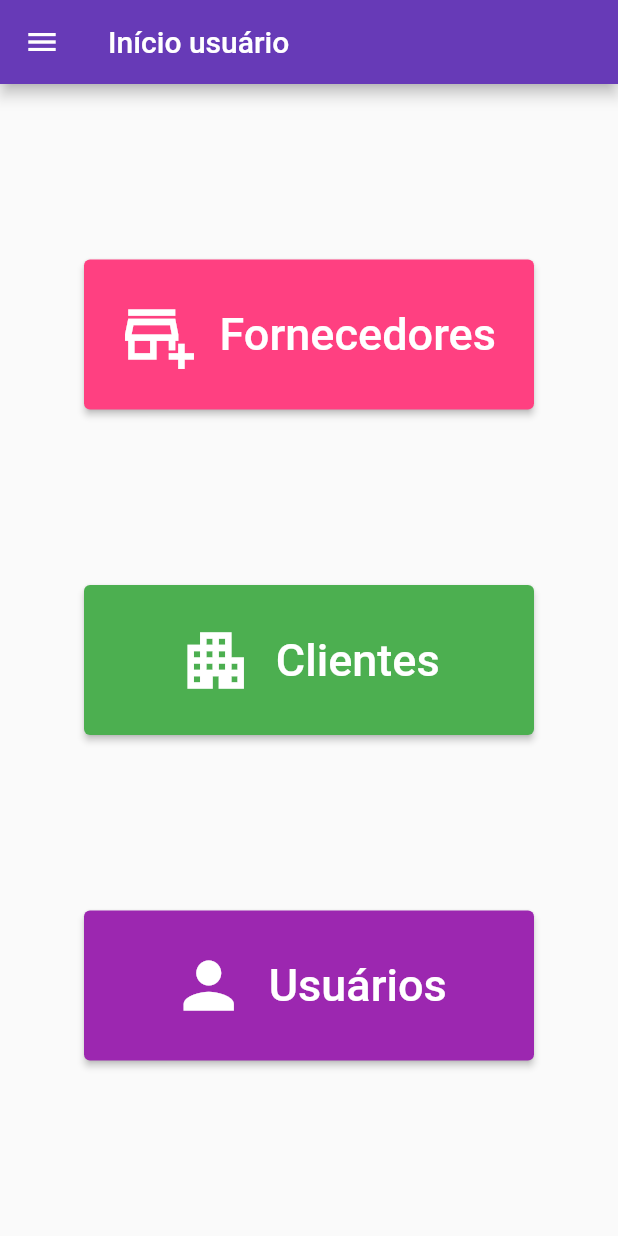
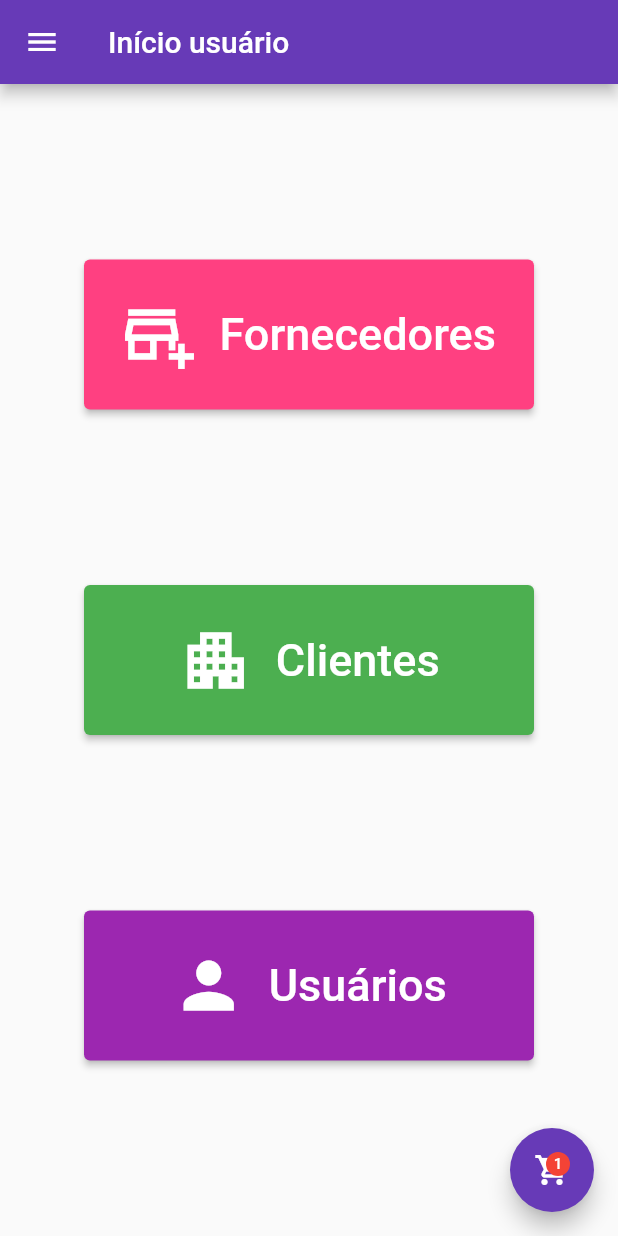
Before and after one commit to prpontes/lp4_appusuarios, a Flutter app: the TelaInicio screen opened by its route, on a phone screen of 412 x 824 dp. Run offline on Flutter 3.47's test engine with Material 2 defaults, Android fonts, the phone set to English and light mode, and no system bars; our stand-ins replace diacritic, email_validator, sqflite; missing offline and left inert: cpf_cnpj_validator; accounts and stored records are empty.

Commit message:
feat: carrinho funcionando com codigo ameba

```diff
--- /dev/null
+++ b/lib/components/badge.dart
@@ -0,0 +1,50 @@
+import 'package:flutter/material.dart';
+
+class Badge extends StatelessWidget {
+  final double top;
+  final double right;
+  final Widget child; // our badge widget will wrap this child widget
+  final String value; // what displays inside the badge
+  final Color color; // the  background color of the badge - default is red
+
+  const Badge(
+      {Key? key,
+      required this.child,
+      required this.value,
+      this.color = Colors.red,
+      required this.top,
+      required this.right})
+      : super(key: key);
+
+  @override
+  Widget build(BuildContext context) {
+    return Stack(
+      alignment: Alignment.center,
+      children: [
+        child,
+        Positioned(
+          right: right,
+          top: top,
+          child: Container(
+            padding: const EdgeInsets.all(2.0),
+            decoration: BoxDecoration(
+              borderRadius: BorderRadius.circular(10.0),
+              color: color,
+            ),
+            constraints: const BoxConstraints(
+              minWidth: 16,
+              minHeight: 16,
+            ),
+            child: Text(
+              value,
+              textAlign: TextAlign.center,
+              style: const TextStyle(
+                fontSize: 10,
+              ),
+            ),
+          ),
+        )
+      ],
+    );
+  }
+}
--- a/lib/main.dart
+++ b/lib/main.dart
@@ -58,7 +58,7 @@ void main() async {
         debugShowCheckedModeBanner: false,
         initialRoute: "/",
         routes: {
-          "/": (context) => const ShoppingCartDialog(),
+          "/": (context) => const TelaLogin(),
           "/telainicio": (context) => const TelaInicio(),
           "/telausuario": (context) => const TelaUsuario(),
           "/productspage": (context) => const ProductsPage(),
--- a/lib/model/item_venda.dart
+++ b/lib/model/item_venda.dart
@@ -1,16 +1,19 @@
+import 'package:lp4_appusuarios/model/product.dart';
+import 'package:lp4_appusuarios/model/sell.dart';
+
 class ItemVenda {
   // model venda
   int? id;
   int quantity;
   double price;
-  String? produto;
-  String? usuario;
+  Product? produto;
+  Sell? venda;
   int? idProduto;
   int? idVenda;
 
   ItemVenda({
     this.id,
-    this.usuario,
+    this.venda,
     this.produto,
     this.quantity = 1,
     this.price = 0,
@@ -21,8 +24,6 @@ class ItemVenda {
   Map<String, dynamic> toMap() {
     return {
       "id": id,
-      "produto": produto,
-      "usuario": usuario,
       "quantity": quantity,
       "price": price,
       "idProduto": idProduto,
@@ -32,6 +33,6 @@ class ItemVenda {
 
   @override
   String toString() {
-    return 'itemVenda{id: $id, quantity: $quantity, idProduto: $idProduto, idVenda: $idVenda, usuario: $usuario, produto: $produto}';
+    return 'itemVenda{id: $id, quantity: $quantity, idProduto: $idProduto, idVenda: $idVenda, venda: $venda, produto: ${produto.toString()}}';
   }
 }
--- a/lib/model/product.dart
+++ b/lib/model/product.dart
@@ -5,6 +5,7 @@ class Product {
   String image;
   double price;
   int idFornecedor;
+  int quantity;
 
   Product({
     this.id,
@@ -13,6 +14,7 @@ class Product {
     this.image = "",
     this.price = 0.0,
     this.idFornecedor = -1,
+    this.quantity = 0,
   });
 
   Map<String, dynamic> toMap() {
@@ -23,6 +25,7 @@ class Product {
       "image": image,
       "price": price,
       "idFornecedor": idFornecedor,
+      "quantity": quantity,
     };
   }
 }
--- a/lib/provider/shopping_cart_provider.dart
+++ b/lib/provider/shopping_cart_provider.dart
@@ -3,7 +3,10 @@ import 'package:lp4_appusuarios/model/item_venda.dart';
 
 class ShoppingCartProvider extends ChangeNotifier {
   List<ItemVenda> items = [
-    ItemVenda(id: 1, price: 10.0),
+    ItemVenda(
+      price: 10.0,
+      idProduto: 1,
+    ),
   ];
 
   void add(ItemVenda item) {
@@ -17,7 +20,8 @@ class ShoppingCartProvider extends ChangeNotifier {
   }
 
   double get totalPrice {
-    return items.fold(0, (total, current) => total + current.price);
+    return items.fold(
+        0.0, (total, item) => total + (item.price * item.quantity));
   }
 
   int get totalItems {
--- a/lib/view/home_page.dart
+++ b/lib/view/home_page.dart
@@ -1,5 +1,9 @@
+import 'package:lp4_appusuarios/components/badge.dart';
 import 'package:lp4_appusuarios/components/home_drawer.dart';
 import 'package:flutter/material.dart';
+import 'package:lp4_appusuarios/components/shopping_cart_dialog.dart';
+import 'package:lp4_appusuarios/provider/shopping_cart_provider.dart';
+import 'package:provider/provider.dart';
 
 class TelaInicio extends StatefulWidget {
   const TelaInicio({Key? key}) : super(key: key);
@@ -13,6 +17,33 @@ class _TelaInicioState extends State<TelaInicio> {
   Widget build(BuildContext context) {
     return Scaffold(
         drawer: const HomeDrawer(),
+        floatingActionButton: FloatingActionButton(
+          onPressed: () {
+            Navigator.push(
+              context,
+              MaterialPageRoute(
+                builder: (BuildContext context) => const ShoppingCartDialog(),
+                fullscreenDialog: true,
+              ),
+            );
+          },
+          // show shopping cart icon with a badge
+          child: Consumer<ShoppingCartProvider>(
+            builder: (context, value, child) {
+              var shoppingCartProvider = value;
+              var total = shoppingCartProvider.totalItems;
+              return Badge(
+                child: child!,
+                value: total.toString(),
+                right: 0,
+                top: 0,
+              );
+            },
+            child: Icon(
+              Icons.shopping_cart,
+            ),
+          ),
+        ),
         appBar: AppBar(
           title: const Text("Início usuário"),
         ),
--- a/lib/view/sell_page.dart
+++ b/lib/view/sell_page.dart
@@ -1,5 +1,6 @@
 // ignore_for_file: prefer_const_constructors
 import 'package:flutter/material.dart';
+import 'package:lp4_appusuarios/provider/auth_provider.dart';
 import 'package:lp4_appusuarios/provider/sell_provider.dart';
 import 'package:provider/provider.dart';
 import 'dart:math';
@@ -15,12 +16,15 @@ class TelaVendas extends StatefulWidget {
 class _TelaVendasState extends State<TelaVendas> {
   late SellProvider sellProvider;
 
+  late AuthProvider authProvider;
+
   @override
   void initState() {
     super.initState();
     sellProvider = Provider.of<SellProvider>(context, listen: false);
+    authProvider = Provider.of<AuthProvider>(context, listen: false);
     sellProvider.listSales();
-    sellProvider.listItens();
+    sellProvider.listItens(authProvider.user!.id!);
   }
 
   @override
```
Also changed, not shown: lib/components/shopping_cart_dialog.dart (+10 -2 lines), lib/model/sell.dart (+16 -4 lines), lib/provider/sell_provider.dart (+64 -8 lines).
